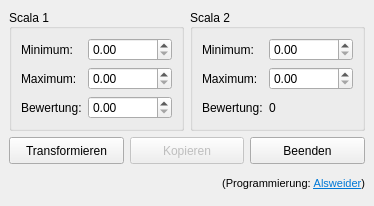
Old version of the form mainwindow.ui in the repository Alsweider/Scalatrafo.
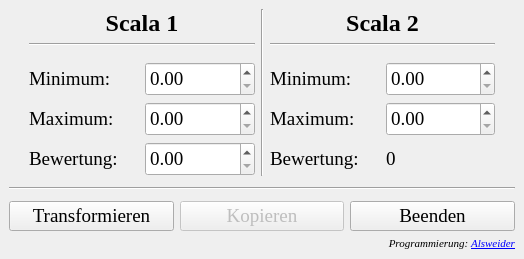
New version of the form.

What changed in the file:
```diff
--- a/mainwindow.ui
+++ b/mainwindow.ui
@@ -6,12 +6,12 @@
    <rect>
     <x>0</x>
     <y>0</y>
-    <width>374</width>
-    <height>206</height>
+    <width>524</width>
+    <height>259</height>
    </rect>
   </property>
   <property name="sizePolicy">
-   <sizepolicy hsizetype="Expanding" vsizetype="Expanding">
+   <sizepolicy hsizetype="Preferred" vsizetype="Preferred">
     <horstretch>0</horstretch>
     <verstretch>0</verstretch>
    </sizepolicy>
@@ -27,193 +27,412 @@
     </sizepolicy>
    </property>
    <layout class="QGridLayout" name="gridLayout">
+    <item row="2" column="0" colspan="3">
+     <widget class="Line" name="line_4">
+      <property name="sizePolicy">
+       <sizepolicy hsizetype="Minimum" vsizetype="Fixed">
+        <horstretch>0</horstretch>
+        <verstretch>0</verstretch>
+       </sizepolicy>
+      </property>
+      <property name="minimumSize">
+       <size>
+        <width>1</width>
+        <height>0</height>
+       </size>
+      </property>
+      <property name="orientation">
+       <enum>Qt::Horizontal</enum>
+      </property>
+     </widget>
+    </item>
+    <item row="0" column="1">
+     <widget class="Line" name="line">
+      <property name="orientation">
+       <enum>Qt::Vertical</enum>
+      </property>
+     </widget>
+    </item>
     <item row="0" column="0">
      <layout class="QVBoxLayout" name="verticalLayout_2">
+      <property name="leftMargin">
+       <number>20</number>
+      </property>
+      <property name="rightMargin">
+       <number>0</number>
+      </property>
       <item>
-       <layout class="QHBoxLayout" name="horizontalLayout_2">
-        <item>
-         <widget class="QGroupBox" name="groupBox">
-          <property name="sizePolicy">
-           <sizepolicy hsizetype="Expanding" vsizetype="Expanding">
-            <horstretch>0</horstretch>
-            <verstretch>0</verstretch>
-           </sizepolicy>
-          </property>
-          <property name="title">
+       <widget class="QLabel" name="labelScala1">
+        <property name="font">
+         <font>
+          <family>Times New Roman</family>
+          <pointsize>18</pointsize>
+          <bold>true</bold>
+          <underline>false</underline>
+         </font>
+        </property>
+        <property name="toolTip">
+         <string>Quellwerte</string>
+        </property>
+        <property name="text">
            <string>Scala 1</string>
           </property>
           <property name="alignment">
-           <set>Qt::AlignLeading|Qt::AlignLeft|Qt::AlignVCenter</set>
-          </property>
-          <layout class="QFormLayout" name="formLayout_2">
-           <item row="0" column="0">
+         <set>Qt::AlignHCenter|Qt::AlignTop</set>
+        </property>
+       </widget>
+      </item>
+      <item>
+       <widget class="Line" name="line_2">
+        <property name="orientation">
+         <enum>Qt::Horizontal</enum>
+        </property>
+       </widget>
+      </item>
+      <item>
+       <spacer name="verticalSpacer_2">
+        <property name="orientation">
+         <enum>Qt::Vertical</enum>
+        </property>
+        <property name="sizeType">
+         <enum>QSizePolicy::Fixed</enum>
+        </property>
+        <property name="sizeHint" stdset="0">
+         <size>
+          <width>20</width>
+          <height>10</height>
+         </size>
+        </property>
+       </spacer>
+      </item>
+      <item>
+       <layout class="QHBoxLayout" name="horizontalLayout_7">
+        <item>
             <widget class="QLabel" name="label">
              <property name="sizePolicy">
-              <sizepolicy hsizetype="Expanding" vsizetype="Expanding">
+           <sizepolicy hsizetype="Minimum" vsizetype="Expanding">
                <horstretch>0</horstretch>
                <verstretch>0</verstretch>
               </sizepolicy>
              </property>
+          <property name="font">
+           <font>
+            <family>Times New Roman</family>
+            <pointsize>14</pointsize>
+           </font>
+          </property>
              <property name="toolTip">
               <string>Niedrigstmöglicher Wert von Scala 1.</string>
              </property>
              <property name="text">
               <string>Minimum:</string>
              </property>
-            </widget>
-           </item>
-           <item row="0" column="1">
+          <property name="alignment">
+           <set>Qt::AlignLeading|Qt::AlignLeft|Qt::AlignVCenter</set>
+          </property>
+         </widget>
+        </item>
+        <item>
             <widget class="QDoubleSpinBox" name="spinBoxMin1">
              <property name="sizePolicy">
-              <sizepolicy hsizetype="Expanding" vsizetype="Expanding">
+           <sizepolicy hsizetype="Ignored" vsizetype="Expanding">
                <horstretch>0</horstretch>
                <verstretch>0</verstretch>
               </sizepolicy>
              </property>
-            </widget>
-           </item>
-           <item row="1" column="0">
+          <property name="font">
+           <font>
+            <family>Times New Roman</family>
+            <pointsize>14</pointsize>
+           </font>
+          </property>
+          <property name="decimals">
+           <number>2</number>
+          </property>
+         </widget>
+        </item>
+       </layout>
+      </item>
+      <item>
+       <layout class="QHBoxLayout" name="horizontalLayout_6">
+        <item>
             <widget class="QLabel" name="label_2">
              <property name="sizePolicy">
-              <sizepolicy hsizetype="Expanding" vsizetype="Expanding">
+           <sizepolicy hsizetype="Minimum" vsizetype="Expanding">
                <horstretch>0</horstretch>
                <verstretch>0</verstretch>
               </sizepolicy>
              </property>
+          <property name="font">
+           <font>
+            <family>Times New Roman</family>
+            <pointsize>14</pointsize>
+           </font>
+          </property>
              <property name="toolTip">
               <string>Größtmöglicher Wert von Scala 1.</string>
              </property>
              <property name="text">
               <string>Maximum:</string>
              </property>
-            </widget>
-           </item>
-           <item row="1" column="1">
+          <property name="alignment">
+           <set>Qt::AlignLeading|Qt::AlignLeft|Qt::AlignVCenter</set>
+          </property>
+         </widget>
+        </item>
+        <item>
             <widget class="QDoubleSpinBox" name="spinBoxMax1">
              <property name="sizePolicy">
-              <sizepolicy hsizetype="Expanding" vsizetype="Expanding">
+           <sizepolicy hsizetype="Ignored" vsizetype="Expanding">
                <horstretch>0</horstretch>
                <verstretch>0</verstretch>
               </sizepolicy>
              </property>
-            </widget>
-           </item>
-           <item row="2" column="0">
+          <property name="font">
+           <font>
+            <family>Times New Roman</family>
+            <pointsize>14</pointsize>
+           </font>
+          </property>
+          <property name="decimals">
+           <number>2</number>
+          </property>
+         </widget>
+        </item>
+       </layout>
+      </item>
+      <item>
+       <layout class="QHBoxLayout" name="horizontalLayout_5">
+        <item>
             <widget class="QLabel" name="label_3">
              <property name="sizePolicy">
-              <sizepolicy hsizetype="Expanding" vsizetype="Expanding">
+           <sizepolicy hsizetype="Minimum" vsizetype="Expanding">
                <horstretch>0</horstretch>
                <verstretch>0</verstretch>
               </sizepolicy>
              </property>
+          <property name="font">
+           <font>
+            <family>Times New Roman</family>
+            <pointsize>14</pointsize>
+           </font>
+          </property>
              <property name="toolTip">
               <string>Ein Wert zwischen Minimum und Maximum auf Scala 1.</string>
              </property>
              <property name="text">
               <string>Bewertung:</string>
              </property>
-            </widget>
-           </item>
-           <item row="2" column="1">
+          <property name="alignment">
+           <set>Qt::AlignLeading|Qt::AlignLeft|Qt::AlignVCenter</set>
+          </property>
+         </widget>
+        </item>
+        <item>
             <widget class="QDoubleSpinBox" name="spinBoxBewertung1">
              <property name="sizePolicy">
-              <sizepolicy hsizetype="Expanding" vsizetype="Expanding">
+           <sizepolicy hsizetype="Ignored" vsizetype="Expanding">
                <horstretch>0</horstretch>
                <verstretch>0</verstretch>
               </sizepolicy>
              </property>
+          <property name="font">
+           <font>
+            <family>Times New Roman</family>
+            <pointsize>14</pointsize>
+           </font>
+          </property>
+          <property name="decimals">
+           <number>2</number>
+          </property>
             </widget>
            </item>
           </layout>
-         </widget>
-        </item>
+      </item>
+     </layout>
+    </item>
+    <item row="0" column="2">
+     <layout class="QVBoxLayout" name="verticalLayout">
+      <property name="spacing">
+       <number>6</number>
+      </property>
+      <property name="leftMargin">
+       <number>0</number>
+      </property>
+      <property name="rightMargin">
+       <number>20</number>
+      </property>
         <item>
-         <widget class="QGroupBox" name="groupBox_3">
-          <property name="sizePolicy">
-           <sizepolicy hsizetype="Expanding" vsizetype="Expanding">
-            <horstretch>0</horstretch>
-            <verstretch>0</verstretch>
-           </sizepolicy>
-          </property>
-          <property name="title">
+       <widget class="QLabel" name="labelScala2">
+        <property name="font">
+         <font>
+          <family>Times New Roman</family>
+          <pointsize>18</pointsize>
+          <bold>true</bold>
+          <underline>false</underline>
+         </font>
+        </property>
+        <property name="toolTip">
+         <string>Ziel der Abbildung</string>
+        </property>
+        <property name="text">
            <string>Scala 2</string>
           </property>
           <property name="alignment">
-           <set>Qt::AlignLeading|Qt::AlignLeft|Qt::AlignVCenter</set>
-          </property>
-          <layout class="QFormLayout" name="formLayout">
-           <item row="0" column="0">
+         <set>Qt::AlignHCenter|Qt::AlignTop</set>
+        </property>
+       </widget>
+      </item>
+      <item>
+       <widget class="Line" name="line_3">
+        <property name="orientation">
+         <enum>Qt::Horizontal</enum>
+        </property>
+       </widget>
+      </item>
+      <item>
+       <spacer name="verticalSpacer_3">
+        <property name="orientation">
+         <enum>Qt::Vertical</enum>
+        </property>
+        <property name="sizeType">
+         <enum>QSizePolicy::Fixed</enum>
+        </property>
+        <property name="sizeHint" stdset="0">
+         <size>
+          <width>20</width>
+          <height>10</height>
+         </size>
+        </property>
+       </spacer>
+      </item>
+      <item>
+       <layout class="QHBoxLayout" name="horizontalLayout_2">
+        <item>
             <widget class="QLabel" name="label_4">
              <property name="sizePolicy">
-              <sizepolicy hsizetype="Expanding" vsizetype="Expanding">
+           <sizepolicy hsizetype="Minimum" vsizetype="Expanding">
                <horstretch>0</horstretch>
                <verstretch>0</verstretch>
               </sizepolicy>
              </property>
+          <property name="font">
+           <font>
+            <family>Times New Roman</family>
+            <pointsize>14</pointsize>
+           </font>
+          </property>
              <property name="toolTip">
               <string>Niedrigstmöglicher Wert von Scala 2.</string>
              </property>
              <property name="text">
               <string>Minimum:</string>
              </property>
-            </widget>
-           </item>
-           <item row="0" column="1">
+          <property name="alignment">
+           <set>Qt::AlignLeading|Qt::AlignLeft|Qt::AlignVCenter</set>
+          </property>
+         </widget>
+        </item>
+        <item>
             <widget class="QDoubleSpinBox" name="spinBoxMin2">
              <property name="sizePolicy">
-              <sizepolicy hsizetype="Expanding" vsizetype="Expanding">
+           <sizepolicy hsizetype="Ignored" vsizetype="Expanding">
                <horstretch>0</horstretch>
                <verstretch>0</verstretch>
               </sizepolicy>
              </property>
-            </widget>
-           </item>
-           <item row="1" column="0">
+          <property name="font">
+           <font>
+            <family>Times New Roman</family>
+            <pointsize>14</pointsize>
+           </font>
+          </property>
+          <property name="decimals">
+           <number>2</number>
+          </property>
+         </widget>
+        </item>
+       </layout>
+      </item>
+      <item>
+       <layout class="QHBoxLayout" name="horizontalLayout_3">
+        <item>
             <widget class="QLabel" name="label_5">
              <property name="sizePolicy">
-              <sizepolicy hsizetype="Expanding" vsizetype="Expanding">
+           <sizepolicy hsizetype="Minimum" vsizetype="Expanding">
                <horstretch>0</horstretch>
                <verstretch>0</verstretch>
               </sizepolicy>
              </property>
+          <property name="font">
+           <font>
+            <family>Times New Roman</family>
+            <pointsize>14</pointsize>
+           </font>
+          </property>
              <property name="toolTip">
               <string>Größtmöglicher Wert von Scala 2.</string>
              </property>
              <property name="text">
               <string>Maximum:</string>
              </property>
-            </widget>
-           </item>
-           <item row="1" column="1">
+          <property name="alignment">
+           <set>Qt::AlignLeading|Qt::AlignLeft|Qt::AlignVCenter</set>
+          </property>
+         </widget>
+        </item>
+        <item>
             <widget class="QDoubleSpinBox" name="spinBoxMax2">
              <property name="sizePolicy">
-              <sizepolicy hsizetype="Expanding" vsizetype="Expanding">
+           <sizepolicy hsizetype="Ignored" vsizetype="Expanding">
                <horstretch>0</horstretch>
                <verstretch>0</verstretch>
               </sizepolicy>
              </property>
-            </widget>
-           </item>
-           <item row="2" column="0">
+          <property name="font">
+           <font>
+            <family>Times New Roman</family>
+            <pointsize>14</pointsize>
+           </font>
+          </property>
+          <property name="decimals">
+           <number>2</number>
+          </property>
+         </widget>
+        </item>
+       </layout>
+      </item>
+      <item>
+       <layout class="QHBoxLayout" name="horizontalLayout_4">
+        <item>
             <widget class="QLabel" name="label_6">
              <property name="sizePolicy">
-              <sizepolicy hsizetype="Expanding" vsizetype="Expanding">
+           <sizepolicy hsizetype="Minimum" vsizetype="Expanding">
                <horstretch>0</horstretch>
                <verstretch>0</verstretch>
               </sizepolicy>
              </property>
+          <property name="font">
+           <font>
+            <family>Times New Roman</family>
+            <pointsize>14</pointsize>
+           </font>
+          </property>
              <property name="toolTip">
               <string>Der von Scala 1 nach Scala 2 übertragene Wert.</string>
              </property>
              <property name="text">
               <string>Bewertung:</string>
              </property>
-            </widget>
-           </item>
-           <item row="2" column="1">
+          <property name="alignment">
+           <set>Qt::AlignLeading|Qt::AlignLeft|Qt::AlignVCenter</set>
+          </property>
+         </widget>
+        </item>
+        <item>
             <widget class="QLabel" name="labelBewertung">
              <property name="sizePolicy">
-              <sizepolicy hsizetype="Expanding" vsizetype="Expanding">
+           <sizepolicy hsizetype="Preferred" vsizetype="Preferred">
                <horstretch>0</horstretch>
                <verstretch>0</verstretch>
               </sizepolicy>
@@ -224,6 +443,12 @@
                <height>0</height>
               </size>
              </property>
+          <property name="font">
+           <font>
+            <family>Times New Roman</family>
+            <pointsize>14</pointsize>
+           </font>
+          </property>
              <property name="toolTip">
               <string>Umgerechnete Bewertung.</string>
              </property>
@@ -233,22 +458,41 @@
             </widget>
            </item>
           </layout>
-         </widget>
         </item>
        </layout>
       </item>
-      <item>
-       <layout class="QVBoxLayout" name="verticalLayout">
-        <item>
+    <item row="3" column="0">
+     <spacer name="verticalSpacer">
+      <property name="orientation">
+       <enum>Qt::Vertical</enum>
+      </property>
+      <property name="sizeType">
+       <enum>QSizePolicy::Fixed</enum>
+      </property>
+      <property name="sizeHint" stdset="0">
+       <size>
+        <width>20</width>
+        <height>5</height>
+       </size>
+      </property>
+     </spacer>
+    </item>
+    <item row="4" column="0" colspan="3">
          <layout class="QHBoxLayout" name="horizontalLayout">
           <item>
            <widget class="QPushButton" name="pushButtonTransform">
             <property name="sizePolicy">
-             <sizepolicy hsizetype="Expanding" vsizetype="Expanding">
+         <sizepolicy hsizetype="Preferred" vsizetype="Preferred">
               <horstretch>0</horstretch>
               <verstretch>0</verstretch>
              </sizepolicy>
             </property>
+        <property name="font">
+         <font>
+          <family>Times New Roman</family>
+          <pointsize>14</pointsize>
+         </font>
+        </property>
             <property name="toolTip">
              <string>Überträgt die Bewertung von Scala 1 nach Scala 2.</string>
             </property>
@@ -263,11 +507,17 @@
              <bool>false</bool>
             </property>
             <property name="sizePolicy">
-             <sizepolicy hsizetype="Expanding" vsizetype="Expanding">
+         <sizepolicy hsizetype="Preferred" vsizetype="Preferred">
               <horstretch>0</horstretch>
               <verstretch>0</verstretch>
              </sizepolicy>
             </property>
+        <property name="font">
+         <font>
+          <family>Times New Roman</family>
+          <pointsize>14</pointsize>
+         </font>
+        </property>
             <property name="toolTip">
              <string>Kopiert das Ergebnis in die Zwischenablage.</string>
             </property>
@@ -279,11 +529,17 @@
           <item>
            <widget class="QPushButton" name="pushButtonBeenden">
             <property name="sizePolicy">
-             <sizepolicy hsizetype="Expanding" vsizetype="Expanding">
+         <sizepolicy hsizetype="Preferred" vsizetype="Preferred">
               <horstretch>0</horstretch>
               <verstretch>0</verstretch>
              </sizepolicy>
             </property>
+        <property name="font">
+         <font>
+          <family>Times New Roman</family>
+          <pointsize>14</pointsize>
+         </font>
+        </property>
             <property name="toolTip">
              <string>Schließt das Programm.</string>
             </property>
@@ -294,35 +550,41 @@
           </item>
          </layout>
         </item>
-        <item>
+    <item row="5" column="0" colspan="3">
          <widget class="QLabel" name="labelFusszeile">
-          <property name="sizePolicy">
-           <sizepolicy hsizetype="Expanding" vsizetype="Expanding">
-            <horstretch>0</horstretch>
-            <verstretch>0</verstretch>
-           </sizepolicy>
+      <property name="font">
+       <font>
+        <family>Times New Roman</family>
+        <pointsize>8</pointsize>
+        <italic>true</italic>
+       </font>
           </property>
           <property name="text">
-           <string>&lt;!DOCTYPE HTML PUBLIC &quot;-//W3C//DTD HTML 4.0//EN&quot; &quot;http://www.w3.org/TR/REC-html40/strict.dtd&quot;&gt;
-&lt;html&gt;&lt;head&gt;&lt;meta name=&quot;qrichtext&quot; content=&quot;1&quot; /&gt;&lt;meta charset=&quot;utf-8&quot; /&gt;&lt;style type=&quot;text/css&quot;&gt;
-p, li { white-space: pre-wrap; }
-hr { height: 1px; border-width: 0; }
-li.unchecked::marker { content: &quot;\2610&quot;; }
-li.checked::marker { content: &quot;\2612&quot;; }
-&lt;/style&gt;&lt;/head&gt;&lt;body style=&quot; font-family:'Segoe UI'; font-size:9pt; font-weight:400; font-style:normal;&quot;&gt;
-&lt;p align=&quot;right&quot; style=&quot; margin-top:12px; margin-bottom:12px; margin-left:0px; margin-right:0px; -qt-block-indent:0; text-indent:0px;&quot;&gt;&lt;span style=&quot; font-size:8pt;&quot;&gt;(Programmierung: &lt;/span&gt;&lt;a href=&quot;https://github.com/Alsweider/&quot;&gt;&lt;span style=&quot; font-size:8pt; text-decoration: underline; color:#0078d7;&quot;&gt;Alsweider&lt;/span&gt;&lt;/a&gt;&lt;span style=&quot; font-size:8pt;&quot;&gt;)&lt;/span&gt;&lt;/p&gt;&lt;/body&gt;&lt;/html&gt;</string>
+       <string>Programmierung: &lt;a href=&quot;https://github.com/Alsweider&quot;&gt;Alsweider&lt;/a&gt;</string>
           </property>
           <property name="alignment">
-           <set>Qt::AlignRight|Qt::AlignTrailing|Qt::AlignVCenter</set>
+       <set>Qt::AlignBottom|Qt::AlignRight|Qt::AlignTrailing</set>
           </property>
           <property name="openExternalLinks">
            <bool>true</bool>
           </property>
          </widget>
         </item>
-       </layout>
-      </item>
-     </layout>
+    <item row="1" column="0">
+     <spacer name="verticalSpacer_4">
+      <property name="orientation">
+       <enum>Qt::Vertical</enum>
+      </property>
+      <property name="sizeType">
+       <enum>QSizePolicy::Fixed</enum>
+      </property>
+      <property name="sizeHint" stdset="0">
+       <size>
+        <width>20</width>
+        <height>5</height>
+       </size>
+      </property>
+     </spacer>
     </item>
    </layout>
   </widget>
```
Left out of the diff: 2 changed lines with no effect on the pictures. Lines whose indentation alone changed are shown as unchanged.
